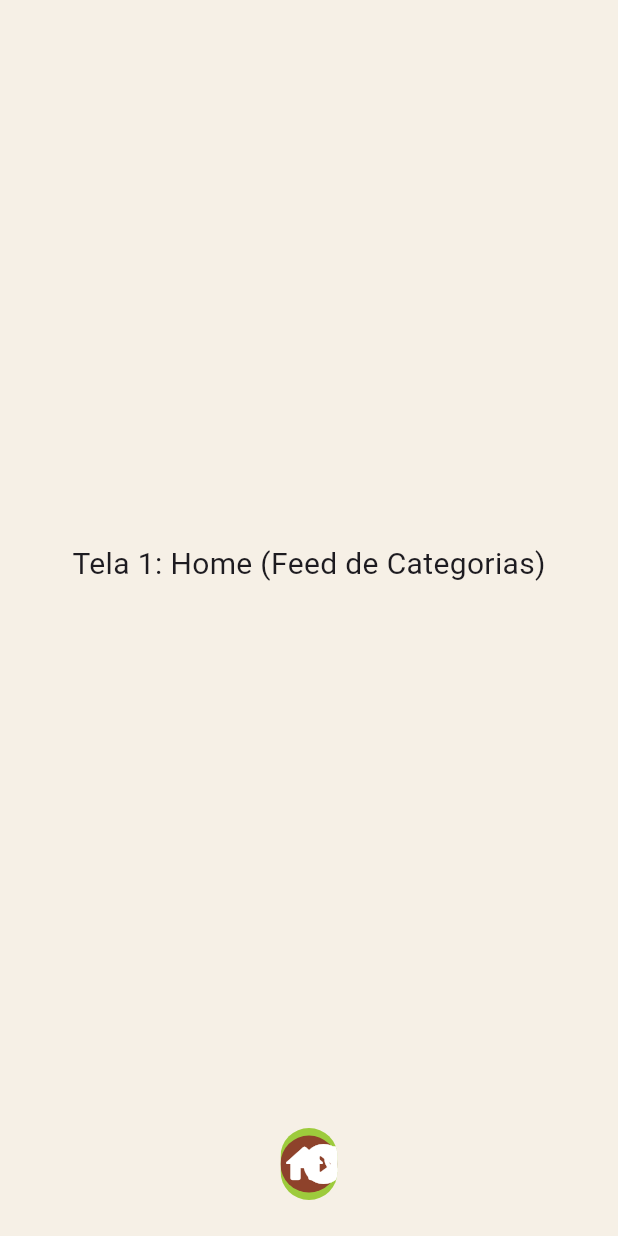
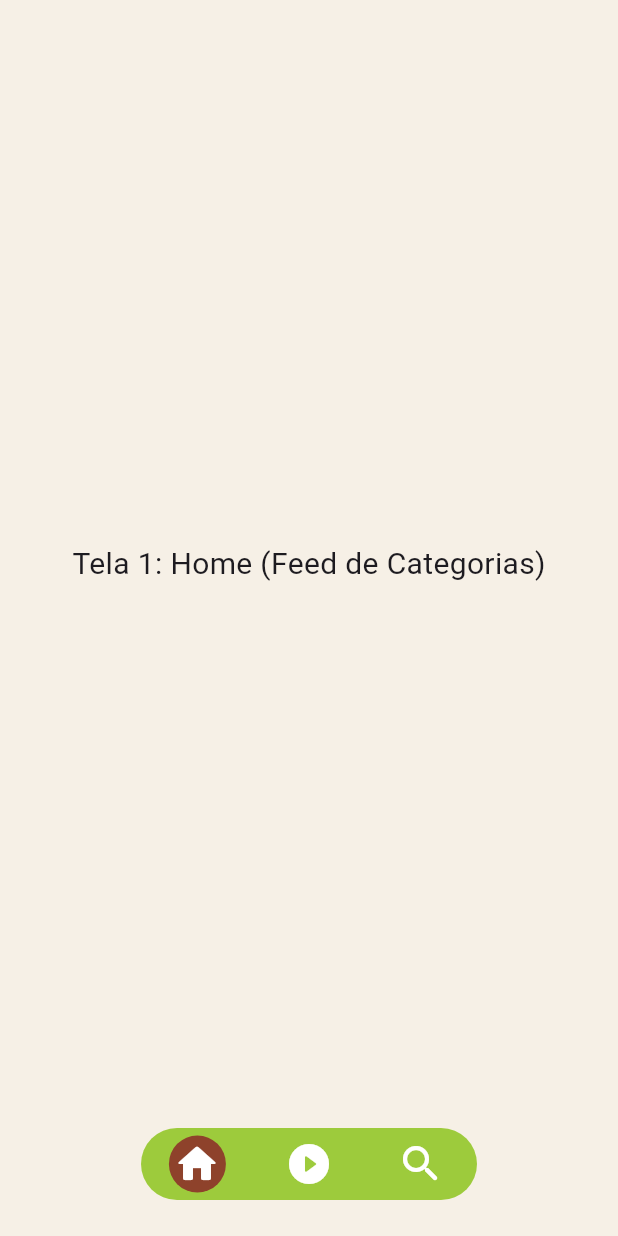
Before and after one commit to Luciano-Tadeu/app_cienciasemmoage, a Flutter app: the screen it shows after launch, on a phone screen of 412 x 824 dp. Run offline on Flutter 3.47's test engine with Material 3 defaults, Android fonts, the phone set to English and light mode, and no system bars.

Commit message:
Update main_scaffold.dart

```diff
--- a/lib/features/navigation/main_scaffold.dart
+++ b/lib/features/navigation/main_scaffold.dart
@@ -38,6 +38,7 @@
                   borderRadius: BorderRadius.circular(50),
                   child: Container(
                     height: 48,
+                    width: 224,
                     color: AppColors.secondary,
 
                     child: Stack(
```
